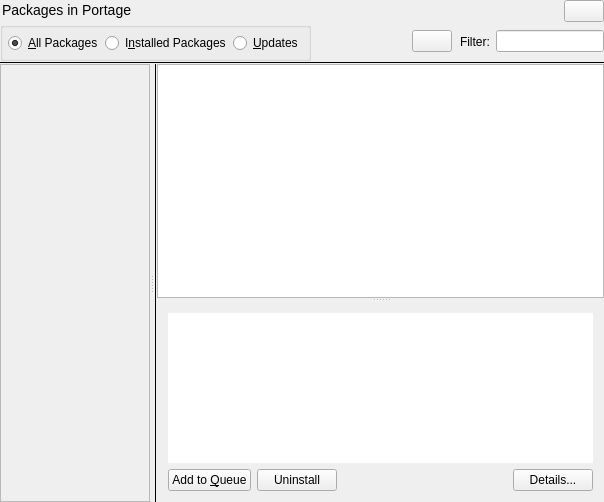
Old version of the form kuroo4/trunk/src/portage/portagebase.ui in the repository mjeveritt/kuroo.
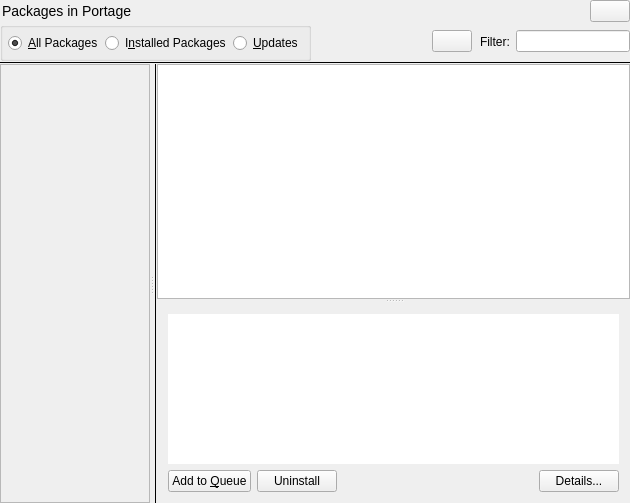
New version of the form. Custom widgets are drawn as their Qt base class.

Commit message: I wasn't terribly happy with the previous solution to the category widget width, and I'm still not terribly happy with this one, but it works better for me at least.  I can't get the sizePolicy items in the portage tab to do the work for me so I'm setting that to 215 pixels wide instead of using the stretch factor.

Patch:
```diff
--- a/kuroo4/trunk/src/portage/portagebase.ui
+++ b/kuroo4/trunk/src/portage/portagebase.ui
@@ -6,8 +6,8 @@
    <rect>
     <x>0</x>
     <y>0</y>
-    <width>604</width>
-    <height>502</height>
+    <width>630</width>
+    <height>503</height>
    </rect>
   </property>
   <property name="focusPolicy">
@@ -45,12 +45,6 @@
        <property name="text">
         <string>&lt;font size=&quot;+1&quot;&gt;Packages in Portage&lt;/font&gt;</string>
        </property>
-       <property name="alignment">
-        <set>Qt::AlignLeading|Qt::AlignLeft|Qt::AlignTop</set>
-       </property>
-       <property name="wordWrap">
-        <bool>false</bool>
-       </property>
        <property name="margin">
         <number>2</number>
        </property>
@@ -86,9 +80,6 @@
        <property name="toolTip">
         <string>What's This</string>
        </property>
-       <property name="text">
-        <string/>
-       </property>
       </widget>
      </item>
     </layout>
@@ -132,12 +123,6 @@
        <property name="text">
         <string>Filter:</string>
        </property>
-       <property name="alignment">
-        <set>Qt::AlignLeading|Qt::AlignLeft|Qt::AlignVCenter</set>
-       </property>
-       <property name="wordWrap">
-        <bool>false</bool>
-       </property>
        <property name="margin">
         <number>0</number>
        </property>
@@ -220,9 +205,6 @@
        <property name="toolTip">
         <string>Clear filter</string>
        </property>
-       <property name="text">
-        <string/>
-       </property>
       </widget>
      </item>
     </layout>
@@ -276,14 +258,14 @@
       <property name="midLineWidth">
        <number>0</number>
       </property>
-      <layout class="QGridLayout">
-       <property name="margin">
-        <number>1</number>
-       </property>
+      <layout class="QHBoxLayout" name="horizontalLayout">
        <property name="spacing">
         <number>5</number>
        </property>
-       <item row="0" column="0">
+       <property name="margin">
+        <number>1</number>
+       </property>
+       <item>
         <widget class="CategoriesListView" name="categoriesView" native="true">
          <property name="sizePolicy">
           <sizepolicy hsizetype="Minimum" vsizetype="MinimumExpanding">
@@ -299,7 +281,7 @@
          </property>
         </widget>
        </item>
-       <item row="0" column="1">
+       <item>
         <widget class="SubCategoriesListView" name="subcategoriesView" native="true">
          <property name="sizePolicy">
           <sizepolicy hsizetype="Minimum" vsizetype="MinimumExpanding">
```
Left out of the diff: 6 changed lines with no effect on the pictures. The commit also changes 1 other file.
